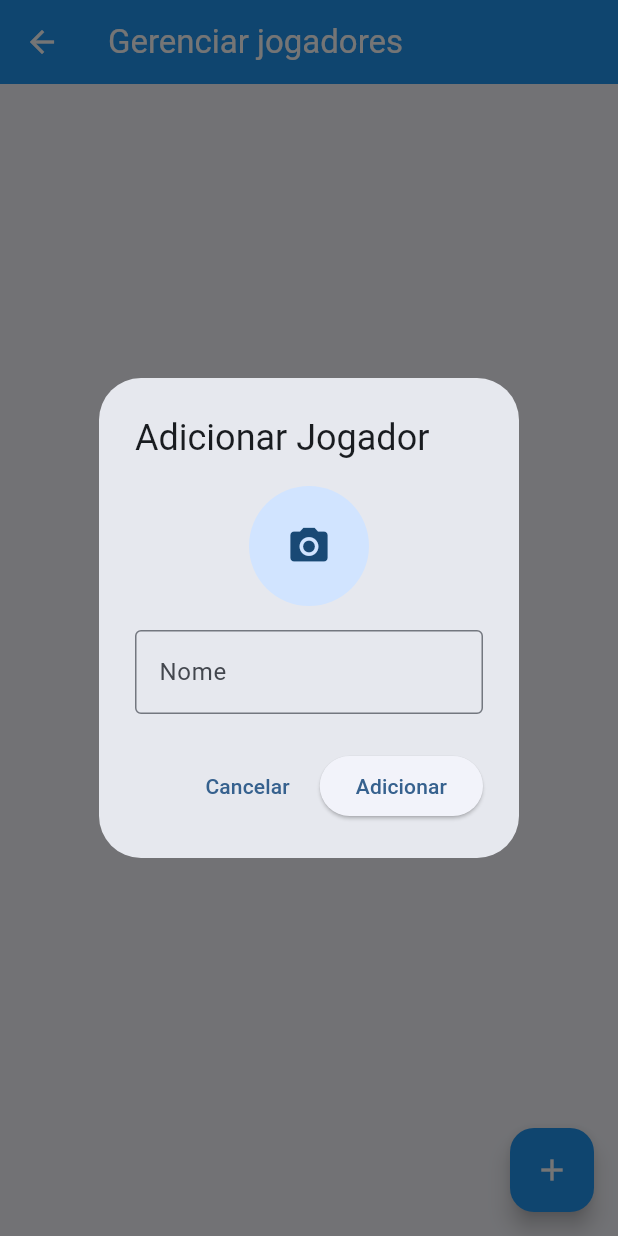
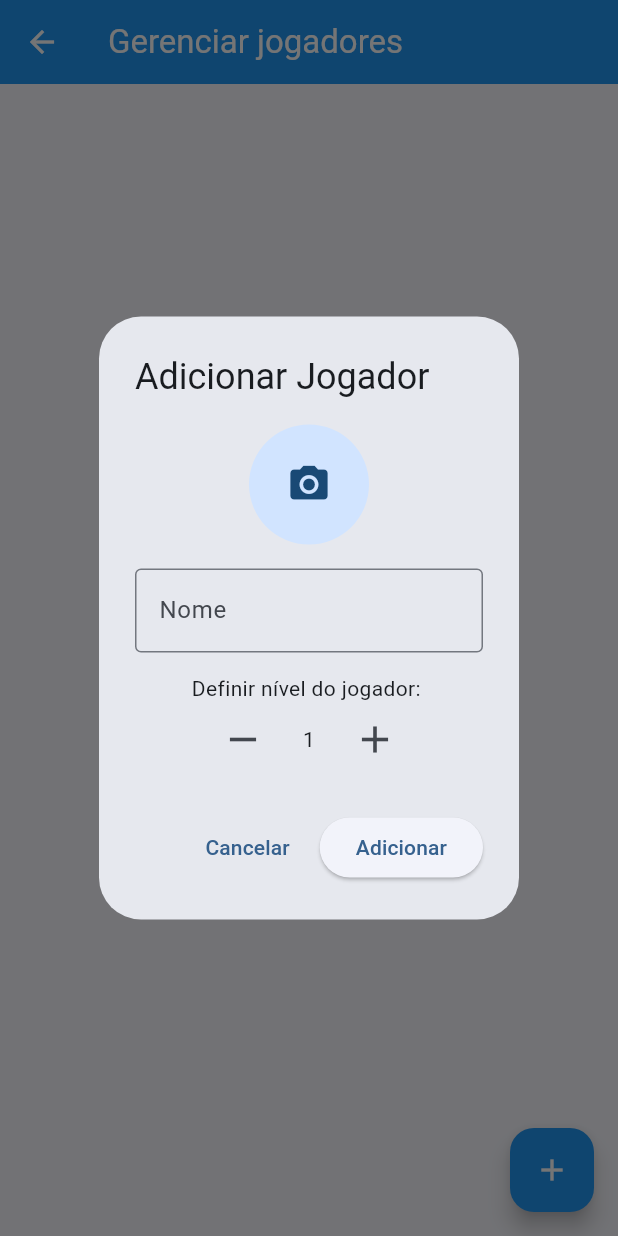
Before and after one commit to loudnts09/random-teams, a Flutter app: the JogadoresView screen opened directly, after a tap on the "add" icon, on a phone screen of 412 x 824 dp. Run offline on Flutter 3.47's test engine with Material 3 defaults, Android fonts, the phone set to English and light mode, and no system bars; our stand-ins replace image_picker, sqflite; accounts and stored records are empty.

Commit message:
feat: add player level functionality and update related models and views

```diff
--- /dev/null
+++ b/devtools_options.yaml
@@ -0,0 +1,3 @@
+description: This file stores settings for Dart & Flutter DevTools.
+documentation: https://docs.flutter.dev/tools/devtools/extensions#configure-extension-enablement-states
+extensions:
--- a/lib/model/jogador.dart
+++ b/lib/model/jogador.dart
@@ -3,14 +3,16 @@ class Jogador {
   int? id;
   String nome;
   final String? foto;
+  int nivel;
 
-  Jogador({this.id, required this.nome, this.foto});
+  Jogador({this.id, required this.nome, this.foto, required this.nivel});
 
   Map<String, dynamic> toMap(){
     return {
       'id': id,
       'nome': nome,
       'foto': foto,
+      'nivel': nivel
     };
   }
 
@@ -18,7 +20,8 @@ class Jogador {
     return Jogador(
       id: map['id'],
       nome: map['nome'],
-      foto: map['foto']
+      foto: map['foto'],
+      nivel: map['nivel']
     );
   }
 }
--- a/lib/repository/jogador_repository.dart
+++ b/lib/repository/jogador_repository.dart
@@ -33,7 +33,8 @@ class JogadorRepository {
             CREATE TABLE jogadores (
               id INTEGER PRIMARY KEY AUTOINCREMENT,
               nome TEXT NOT NULL,
-              foto TEXT
+              foto TEXT,
+              nivel INTEGER NOT NULL
             )
           ''');
         },
--- a/lib/view/jogadores_view.dart
+++ b/lib/view/jogadores_view.dart
@@ -13,6 +13,9 @@ class JogadoresView extends StatefulWidget {
 }
 
 class _JogadoresViewState extends State<JogadoresView> {
+
+  int _nivelJogador = 1;
+
   @override
   void initState() {
     super.initState();
@@ -32,7 +35,9 @@ class _JogadoresViewState extends State<JogadoresView> {
     final viewModel = Provider.of<JogadorViewModel>(context, listen: false);
     viewModel.setImagemParaEdicao(jogadorExistente?.foto);
 
-
+    setState(() {
+      _nivelJogador = jogadorExistente?.nivel ?? 1;
+    });
     showDialog(
       context: context,
       builder: (dialogContext){
@@ -89,6 +94,52 @@ class _JogadoresViewState extends State<JogadoresView> {
                       border: OutlineInputBorder(),
                     ),
                   ),
+                  Padding(
+                    padding: const EdgeInsets.only(top: 14.0),
+                  ),
+                  Text('Definir nível do jogador: '),
+                  Row(
+                    mainAxisAlignment: MainAxisAlignment.center,
+                    children: [
+                      IconButton(
+                        iconSize: 30,
+                        onPressed: () {
+                          if (_nivelJogador > 1) {
+                            setStateDialog(() {
+                              _nivelJogador--;
+                              log("decrementou _nivelJogador -> $_nivelJogador");
+                            });
+                          }
+                          else{
+                            log("tentativa de decrementar abaixo de 1 ignorada");
+                          }
+                        },
+                        icon: const Icon(Icons.remove),
+                      ),
+                      Padding(
+                        padding: const EdgeInsets.only(left: 16.0),
+                      ),
+                      Text('$_nivelJogador'),
+                      Padding(
+                        padding: const EdgeInsets.only(right: 16.0),
+                      ),
+                      IconButton(
+                        iconSize: 30,
+                        onPressed: () {
+                          if(_nivelJogador < 5){
+                            setStateDialog(() {
+                              _nivelJogador++;
+                              log("incrementou _nivelJogador -> $_nivelJogador");
+                            });
+                          }
+                          else{
+                            log("tentativa de incrementar acima de 5 ignorada");
+                          }
+                        },
+                        icon: const Icon(Icons.add),
+                      ),
+                    ],
+                  )
                 ],
               ),
               actions: [
@@ -109,14 +160,15 @@ class _JogadoresViewState extends State<JogadoresView> {
 
                       if (jogadorExistente == null) {
                         log("adicionar jogador -> $nome");
-                        await viewModel.adicionarJogador(nome);
+                        await viewModel.adicionarJogador(nome, _nivelJogador);
                       } else {
                           log("jogador -> ${jogadorExistente.nome} sendo atualizado para $nome");
                         await viewModel.atualizarJogador(
                           Jogador(
                             id: jogadorExistente.id,
                             nome: nome,
-                            foto: viewModel.imagemSelecionada?.path
+                            foto: viewModel.imagemSelecionada?.path,
+                            nivel: _nivelJogador
                           ),
                         );
                       }
--- a/lib/viewmodel/jogador_viewmodel.dart
+++ b/lib/viewmodel/jogador_viewmodel.dart
@@ -59,7 +59,7 @@ class JogadorViewModel extends ChangeNotifier {
     }
   }
 
-  Future<void> adicionarJogador(String nome) async {
+  Future<void> adicionarJogador(String nome, int nivel) async {
     if(nome.trim().isEmpty){
       log("o nome não pode estar vazio");
       return;
@@ -72,7 +72,8 @@ class JogadorViewModel extends ChangeNotifier {
 
       final novo = Jogador(
         nome: nome,
-        foto: imagemSelecionada?.path
+        foto: imagemSelecionada?.path,
+        nivel: nivel
       );
       await _repository.inserir(novo);
       log("jogador inserido com sucesso");
```
